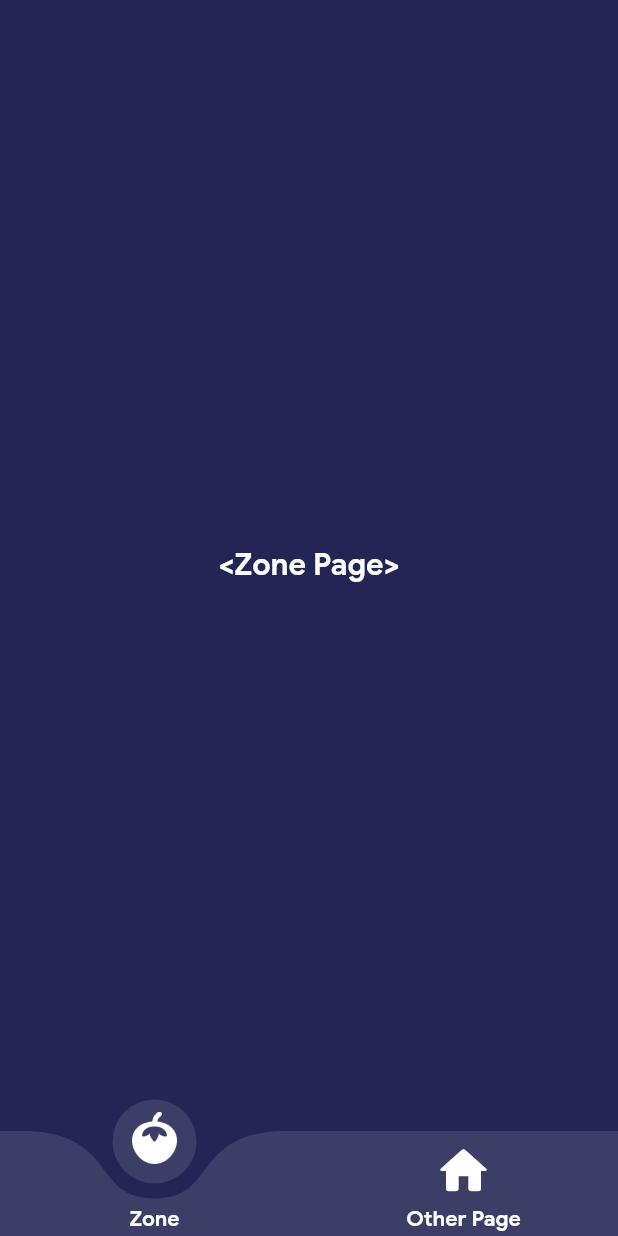
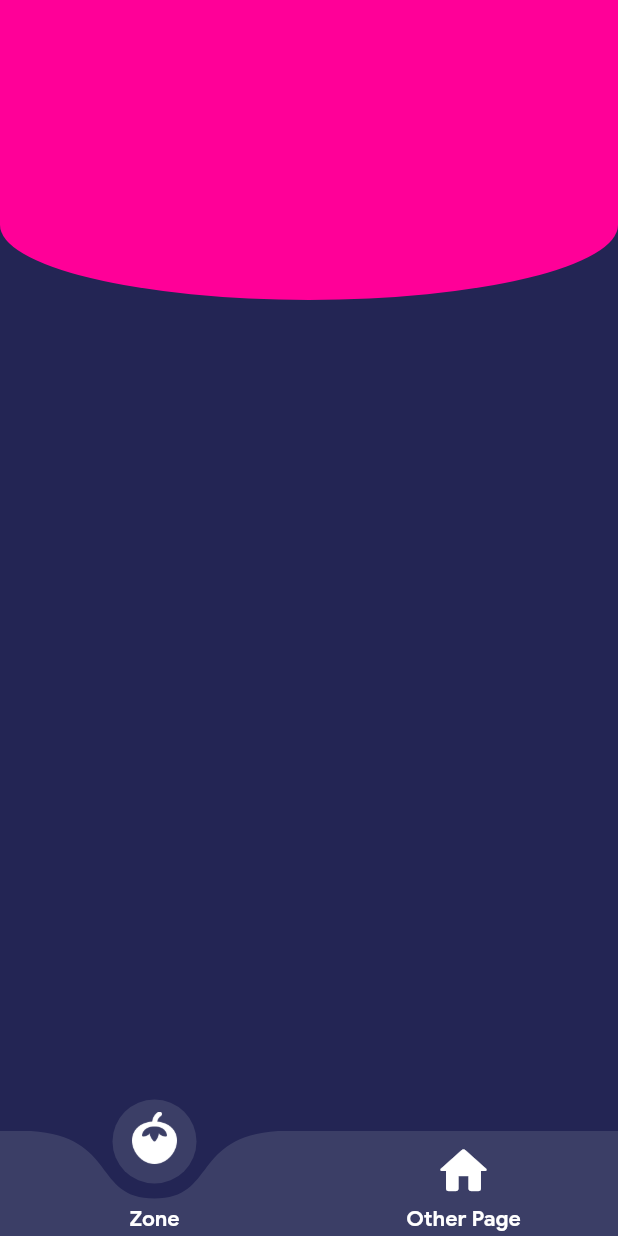
Before and after one commit to tomc128/classify-timer-trial, a Flutter app: the screen it shows after launch, on a phone screen of 412 x 824 dp. Run offline on Flutter 3.47's test engine with Material 2 defaults, Android fonts, the phone set to English and light mode, and no system bars; drawn by our look-alikes of curved_labeled_navigation_bar; project files that could hold a hidden picture were left out.

Commit message:
Implement pink header

```diff
--- a/lib/pages/zone.dart
+++ b/lib/pages/zone.dart
@@ -12,16 +12,21 @@ class ZonePage extends StatefulWidget {
 class _ZonePageState extends State<ZonePage> {
   @override
   Widget build(BuildContext context) {
-    return Container(
-      child: Center(
-        child: Text(
-          "<Zone Page>",
-          style: kGoogleSansTextStyle.copyWith(
-            fontSize: 20,
-            color: Colors.white,
+    double screenWidth = MediaQuery.of(context).size.width;
+
+    return Stack(
+      children: [
+        Container(
+          height: 200,
+          decoration: BoxDecoration(
+            color: kHeaderPink,
+            borderRadius: BorderRadius.only(
+              bottomLeft: Radius.elliptical(screenWidth / 2, 50),
+              bottomRight: Radius.elliptical(screenWidth / 2, 50),
+            ),
           ),
         ),
-      ),
+      ],
     );
   }
 }
```
